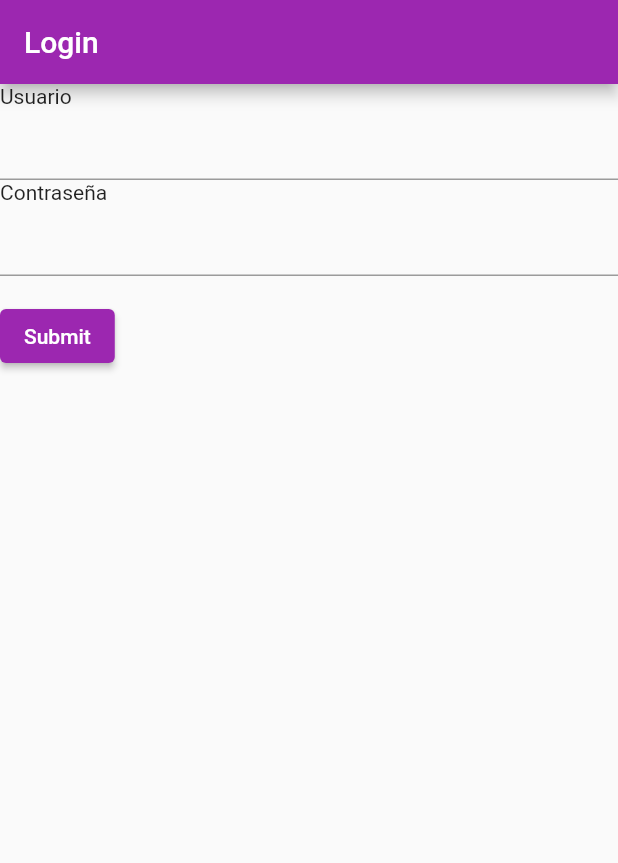
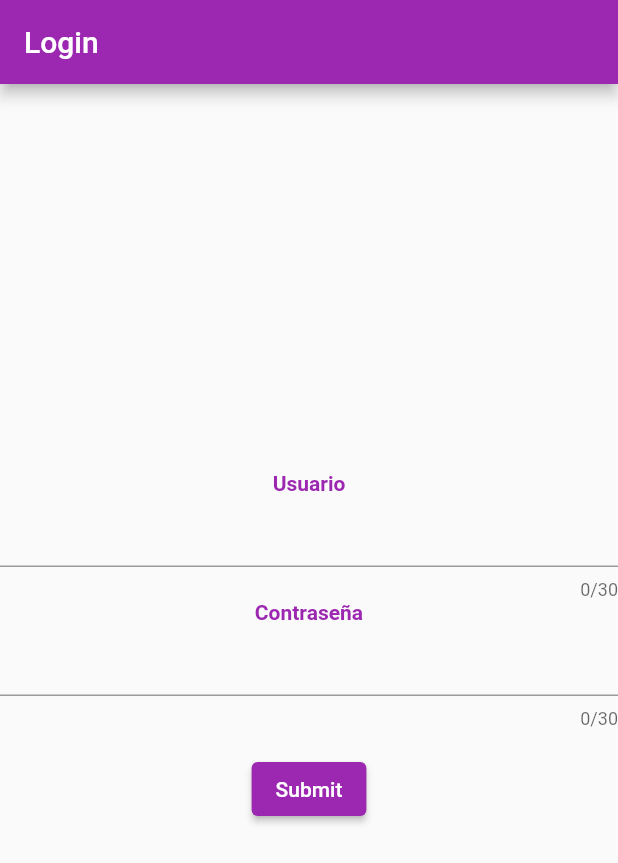
Before and after one commit to alexayala14/te2021_app, a Flutter app: the screen it shows after launch, on a phone screen of 412 x 824 dp. Shown: the top 863 px of the screen. Run offline on Flutter 3.47's test engine with Material 2 defaults, Android fonts, the phone set to English and light mode, and no system bars; our stand-ins replace audioplayers, fluttertoast, get, google_maps_flutter.

Commit message:
mejora login

```diff
--- a/lib/widgets/Login.dart
+++ b/lib/widgets/Login.dart
@@ -29,10 +29,12 @@ class LoginState extends State<Login> {
     child:Form(
       key: _formKey,
       child: Column(
-        crossAxisAlignment: CrossAxisAlignment.start,
+        mainAxisAlignment: MainAxisAlignment.center,
         children: <Widget>[
-          Text('Usuario'),
+          Text('Usuario',style: TextStyle(color: Colors.purple,fontWeight: FontWeight.bold),),
           TextFormField(
+            maxLength: 30,
+
             // The validator receives the text that the user has entered.
             validator: (value) {
               if (value == null || value.isEmpty) {
@@ -41,8 +43,9 @@ class LoginState extends State<Login> {
               return null;
             },
           ),
-          Text('Contraseña'),
+          Text('Contraseña',style: TextStyle(color: Colors.purple,fontWeight: FontWeight.bold,),),
           TextFormField(
+            maxLength: 30,
             // The validator receives the text that the user has entered.
             validator: (value) {
               if (value == null || value.isEmpty) {
```
Also changed, not shown: lib/widgets/Pregunta.dart (added), lib/widgets/Score.dart (added).
